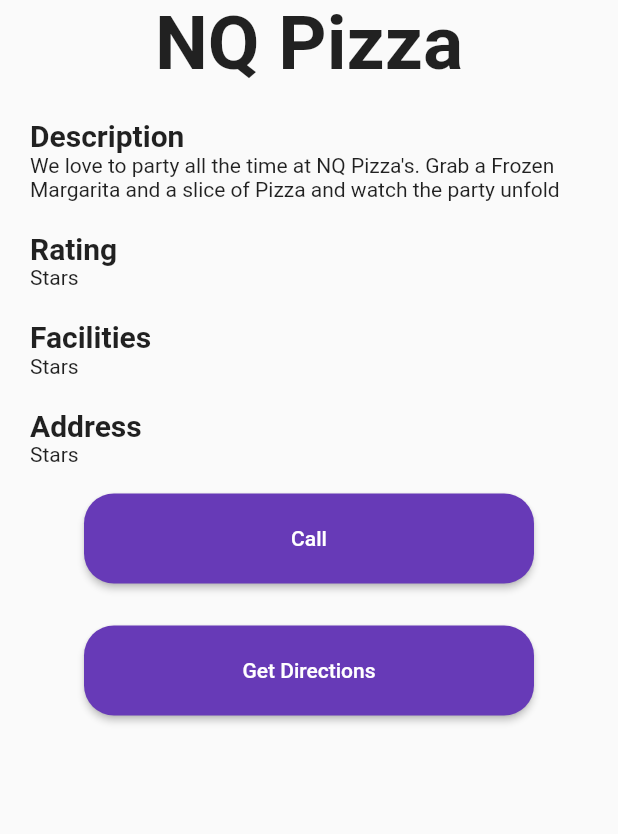
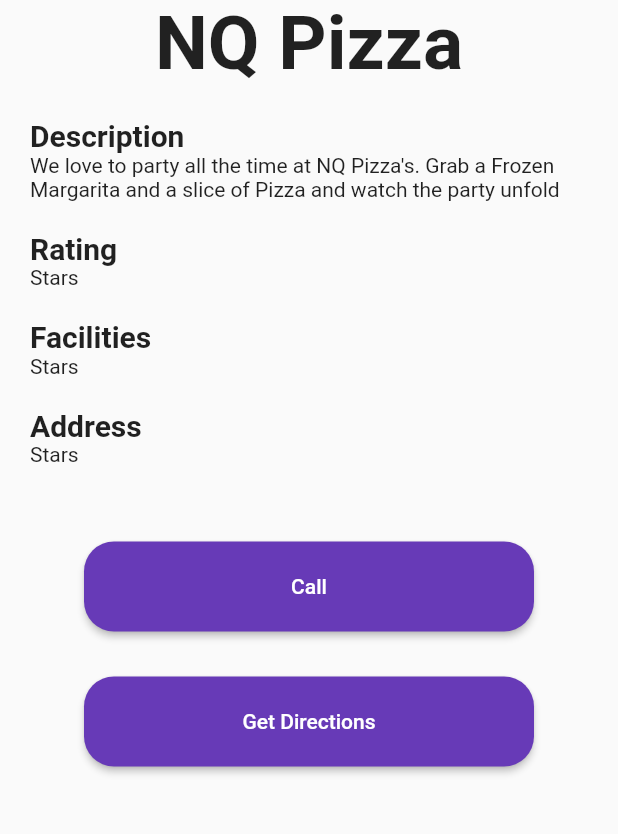
Before and after one commit to veronicakate/f_e_access_the_city, a Flutter app: the SingleBusiness screen opened directly, after a tap on "Call", on a phone screen of 412 x 824 dp, the part 84-918 px from its top. Run offline on Flutter 3.47's test engine with Material 2 defaults, Android fonts, the phone set to English and light mode, and no system bars.

Commit message:
add button to call number

```diff
--- a/access_the_city/lib/pages/users/single_business.dart
+++ b/access_the_city/lib/pages/users/single_business.dart
@@ -1,5 +1,5 @@
 import 'package:flutter/material.dart';
-import 'package:access_the_city/pages/users/select_location.dart';
+import 'package:url_launcher/url_launcher.dart' as UrlLauncher;
 
 class SingleBusiness extends StatelessWidget {
   @override
@@ -78,7 +78,7 @@
               Container(
                 width: 300.0,
                 height: 60.0,
-                margin: EdgeInsets.all(18.0),
+                margin: EdgeInsets.only(top: 50),
                 child: RaisedButton(
                   shape: new RoundedRectangleBorder(
                       borderRadius: new BorderRadius.circular(20.0)),
@@ -86,13 +86,15 @@
                   //  padding: const EdgeInsets.all(18.0),
                   textColor: Colors.white,
                   color: Colors.deepPurple,
-                  onPressed: () {},
+                  onPressed: () {
+                    UrlLauncher.launch("tel://+441111111111");
+                  },
                 ),
               ),
               Container(
                 width: 300.0,
                 height: 60.0,
-                margin: EdgeInsets.all(10.0),
+                margin: EdgeInsets.only(top: 30),
                 child: RaisedButton(
                   shape: new RoundedRectangleBorder(
                       borderRadius: new BorderRadius.circular(20.0)),
```
Also changed, not shown: access_the_city/pubspec.yaml (+3 -7 lines).
